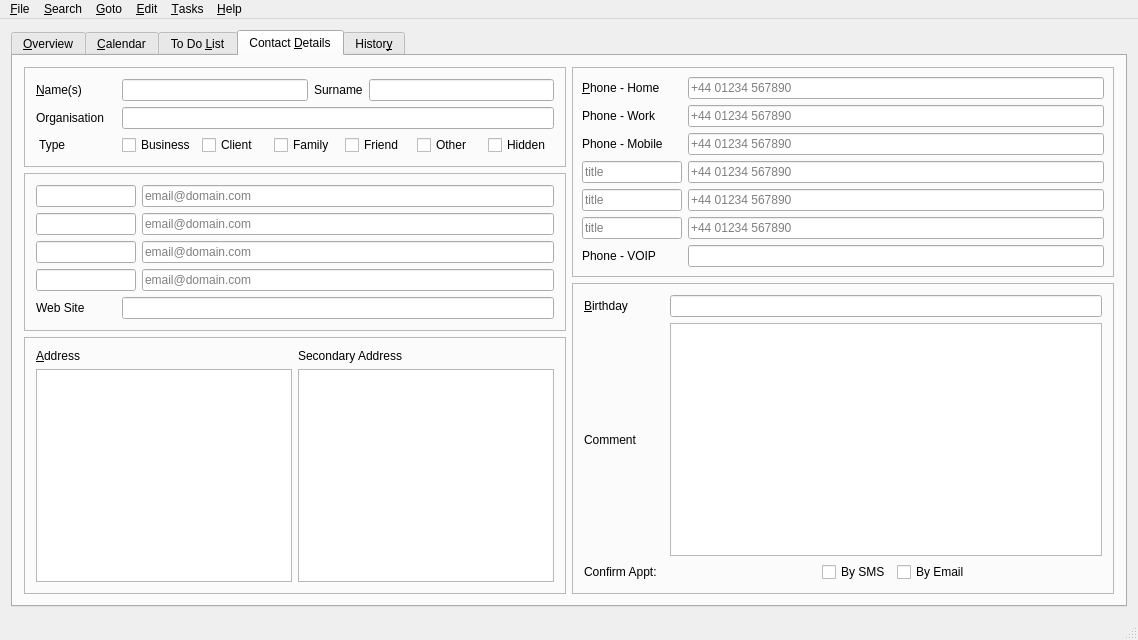
First picture: the form in mainwindow.ui, repository trumpton/ContactManager, before the edit.
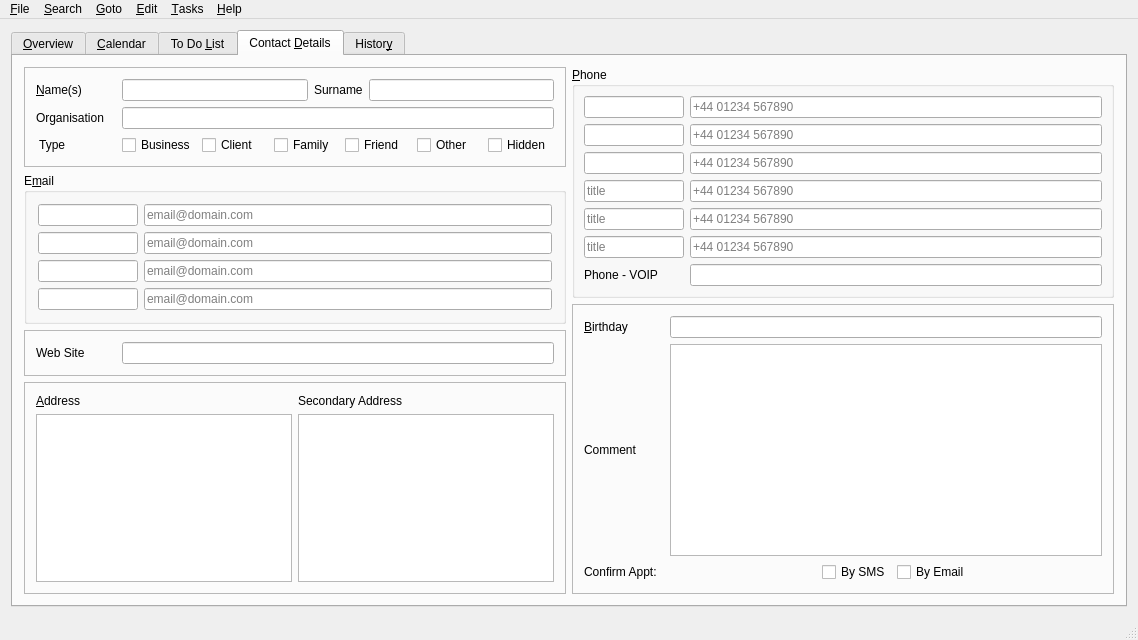
Second picture: the form after the edit. The open tabs and pages were chosen to show the change. Icons and pictures are not drawn. Custom widgets are drawn as their Qt base class.

Commit message: Phones: six labelled numbers, handled as emails are (#59)

```diff
--- a/mainwindow.ui
+++ b/mainwindow.ui
@@ -377,18 +377,15 @@
            </widget>
           </item>
           <item>
-           <widget class="QFrame" name="frame_3">
+           <widget class="QGroupBox" name="groupEmail">
             <property name="maximumSize">
              <size>
               <width>16777215</width>
               <height>16777215</height>
              </size>
             </property>
-            <property name="frameShape">
-             <enum>QFrame::StyledPanel</enum>
-            </property>
-            <property name="frameShadow">
-             <enum>QFrame::Raised</enum>
+            <property name="title">
+             <string>E&amp;mail</string>
             </property>
             <layout class="QVBoxLayout" name="verticalLayout_4">
              <item>
@@ -523,6 +520,18 @@
                </item>
               </layout>
              </item>
+            </layout>
+           </widget>
+          </item>
+          <item>
+           <widget class="QFrame" name="frame_web">
+            <property name="frameShape">
+             <enum>QFrame::StyledPanel</enum>
+            </property>
+            <property name="frameShadow">
+             <enum>QFrame::Raised</enum>
+            </property>
+            <layout class="QVBoxLayout" name="verticalLayout_web">
              <item>
               <layout class="QHBoxLayout" name="horizontalLayout_10">
                <item>
@@ -651,12 +660,9 @@
            <number>0</number>
           </property>
           <item>
-           <widget class="QFrame" name="frame_2">
-            <property name="frameShape">
-             <enum>QFrame::StyledPanel</enum>
-            </property>
-            <property name="frameShadow">
-             <enum>QFrame::Raised</enum>
+           <widget class="QGroupBox" name="groupPhone">
+            <property name="title">
+             <string>&amp;Phone</string>
             </property>
             <layout class="QVBoxLayout" name="verticalLayout_7">
              <property name="leftMargin">
@@ -674,7 +680,7 @@
              <item>
               <layout class="QHBoxLayout" name="horizontalLayout_17">
                <item>
-                <widget class="QLabel" name="labelHomePhone">
+                <widget class="SafeLineEdit" name="editPhoneTitle">
                  <property name="minimumSize">
                   <size>
                    <width>100</width>
@@ -687,25 +693,10 @@
                    <height>16777215</height>
                   </size>
                  </property>
-                 <property name="sizeIncrement">
-                  <size>
-                   <width>0</width>
-                   <height>0</height>
-                  </size>
-                 </property>
-                 <property name="text">
-                  <string>&lt;u&gt;P&lt;/u&gt;hone - Home</string>
-                 </property>
-                 <property name="textFormat">
-                  <enum>Qt::RichText</enum>
-                 </property>
-                                 <property name="accessibleName">
+                 <property name="accessibleName">
                   <string>Home Phone Title</string>
                  </property>
-                 <property name="buddy">
-                  <cstring>editHome</cstring>
-                 </property>
-</widget>
+                </widget>
                </item>
                <item>
                 <widget class="SafeLineEdit" name="editHome">
@@ -722,7 +713,7 @@
              <item>
               <layout class="QHBoxLayout" name="horizontalLayout_18">
                <item>
-                <widget class="QLabel" name="labelWorkPhone">
+                <widget class="SafeLineEdit" name="editWorkTitle">
                  <property name="minimumSize">
                   <size>
                    <width>100</width>
@@ -735,22 +726,10 @@
                    <height>16777215</height>
                   </size>
                  </property>
-                 <property name="sizeIncrement">
-                  <size>
-                   <width>0</width>
-                   <height>0</height>
-                  </size>
-                 </property>
-                 <property name="text">
-                  <string>Phone - Work</string>
-                 </property>
-                                 <property name="accessibleName">
+                 <property name="accessibleName">
                   <string>Work Phone Title</string>
                  </property>
-                 <property name="buddy">
-                  <cstring>editWork</cstring>
-                 </property>
-</widget>
+                </widget>
                </item>
                <item>
                 <widget class="SafeLineEdit" name="editWork">
@@ -767,7 +746,7 @@
              <item>
               <layout class="QHBoxLayout" name="horizontalLayout_19">
                <item>
-                <widget class="QLabel" name="labelMobilePhone">
+                <widget class="SafeLineEdit" name="editMobileTitle">
                  <property name="minimumSize">
                   <size>
                    <width>100</width>
@@ -780,22 +759,10 @@
                    <height>16777215</height>
                   </size>
                  </property>
-                 <property name="sizeIncrement">
-                  <size>
-                   <width>0</width>
-                   <height>0</height>
-                  </size>
-                 </property>
-                 <property name="text">
-                  <string>Phone - Mobile</string>
-                 </property>
-                                 <property name="accessibleName">
+                 <property name="accessibleName">
                   <string>Mobile Phone Title</string>
                  </property>
-                 <property name="buddy">
-                  <cstring>editMobile</cstring>
-                 </property>
-</widget>
+                </widget>
                </item>
                <item>
                 <widget class="SafeLineEdit" name="editMobile">
```
Left out of the diff: 3 changed lines with no effect on the pictures. The commit also changes 10 other files.
